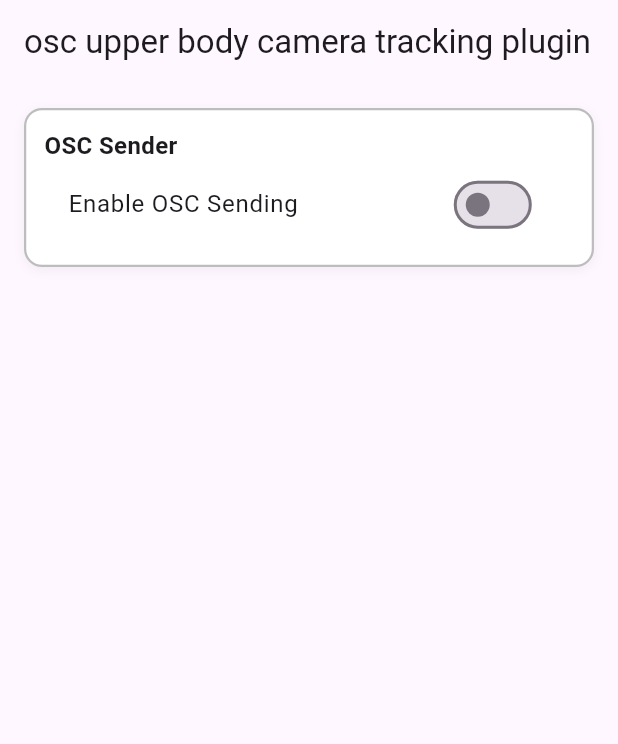
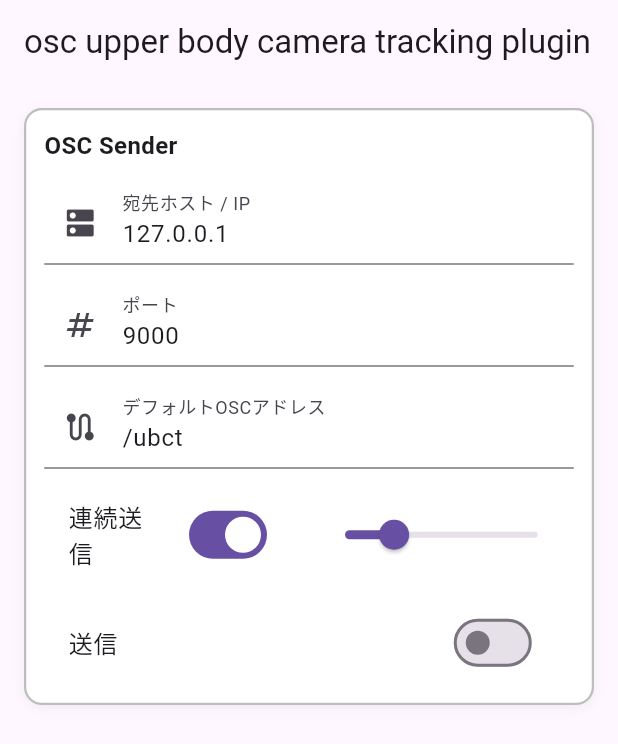
Before and after one commit to FRICK-ELDY/osc_ubct, a Flutter app: the screen it shows after launch, on a phone screen of 412 x 824 dp. Shown: the top 744 px of the screen. Run offline on Flutter 3.47's test engine with Material 3 defaults, Android fonts, the phone set to English and light mode, and no system bars; our stand-ins replace plugin_platform_interface, web.

Commit message:
fix osc sender

```diff
--- a/example/lib/ui/osc_sender_panel/osc_sender_panel.dart
+++ b/example/lib/ui/osc_sender_panel/osc_sender_panel.dart
@@ -1,4 +1,4 @@
-//! summary: テスト用OSC送信パネル（library名方式で state / actions / view を分離）
+//! summary: OSC送信パネル
 //! path: example/lib/ui/osc_sender_panel/osc_sender_panel.dart
 
 library ui.osc_sender_panel;
@@ -12,7 +12,7 @@ part 'osc_sender_panel_state.dart';
 part 'osc_sender_panel_actions.dart';
 part 'osc_sender_panel_view.dart';
 
-/// ネイティブ連携用 MethodChannel（同ライブラリ内で共有）
+// ネイティブ連携用 MethodChannel
 const MethodChannel _osc_ubct = MethodChannel('osc_ubct');
 
 class OscSenderPanel extends StatefulWidget {
--- a/example/lib/ui/osc_sender_panel/osc_sender_panel_state.dart
+++ b/example/lib/ui/osc_sender_panel/osc_sender_panel_state.dart
@@ -1,11 +1,72 @@
-//! summary: 送信ON/OFF状態などの State。本体は mixin に委譲。
+//! summary: State（フォーム＋送信設定管理）
 //! path: example/lib/ui/osc_sender_panel/osc_sender_panel_state.dart
 
 part of ui.osc_sender_panel;
 
 class OscSenderPanelState extends State<OscSenderPanel>
     with OscSenderPanelActions, OscSenderPanelView {
+  final formKey = GlobalKey<FormState>();
+
+  // 状態
   bool isSending = false;
+  bool sendContinuously = true;
+  double rateLimitHz = 60.0;
+
+  // 設定
+  String host = '127.0.0.1';
+  int port = 9000;
+  String defaultAddress = '/ubct';
+
+  // Controller
+  late final TextEditingController hostCtl;
+  late final TextEditingController portCtl;
+  late final TextEditingController addrCtl;
+
+  @override
+  void initState() {
+    super.initState();
+    hostCtl = TextEditingController(text: host);
+    portCtl = TextEditingController(text: port.toString());
+    addrCtl = TextEditingController(text: defaultAddress);
+  }
+
+  @override
+  void dispose() {
+    hostCtl.dispose();
+    portCtl.dispose();
+    addrCtl.dispose();
+    super.dispose();
+  }
+
+  // バリデータ
+  String? validateHost(String? v) {
+    final s = (v ?? '').trim();
+    if (s.isEmpty) return 'ホスト名またはIPを入力してください';
+    return null;
+  }
+
+  String? validatePort(String? v) {
+    final s = (v ?? '').trim();
+    final n = int.tryParse(s);
+    if (n == null || n < 1 || n > 65535) return '1〜65535の範囲で入力してください';
+    return null;
+  }
+
+  String? validateAddress(String? v) {
+    final s = (v ?? '').trim();
+    if (s.isEmpty) return 'OSCアドレスを入力してください';
+    if (!s.startsWith('/')) return '先頭は / から始めてください';
+    return null;
+  }
+
+  void saveFormToState() {
+    if (formKey.currentState?.validate() ?? false) {
+      host = hostCtl.text.trim();
+      port = int.parse(portCtl.text.trim());
+      defaultAddress = addrCtl.text.trim();
+      setState(() {});
+    }
+  }
 
   @override
   Widget build(BuildContext context) => buildOscSenderPanel(context);
--- a/example/lib/ui/osc_sender_panel/osc_sender_panel_view.dart
+++ b/example/lib/ui/osc_sender_panel/osc_sender_panel_view.dart
@@ -1,4 +1,4 @@
-//! summary: UI構築（InfoCard／スイッチのみのシンプルビュー）
+//! summary: UI構築（フォーム＋送信On/Off）
 //! path: example/lib/ui/osc_sender_panel/osc_sender_panel_view.dart
 
 part of ui.osc_sender_panel;
@@ -8,6 +8,9 @@ mixin OscSenderPanelView on State<OscSenderPanel>, _OscSenderAPI {
     final st = this as OscSenderPanelState;
 
     return InfoCard(
+      child: Form(
+        key: st.formKey,
+        onChanged: st.saveFormToState,
         child: Column(
           crossAxisAlignment: CrossAxisAlignment.start,
           children: [
@@ -15,13 +18,83 @@ mixin OscSenderPanelView on State<OscSenderPanel>, _OscSenderAPI {
               "OSC Sender",
               style: TextStyle(fontSize: 16, fontWeight: FontWeight.bold),
             ),
+            const SizedBox(height: 12),
+
+            // 宛先ホスト/IP
+            TextFormField(
+              controller: st.hostCtl,
+              decoration: const InputDecoration(
+                labelText: '宛先ホスト / IP',
+                hintText: '127.0.0.1',
+                prefixIcon: Icon(Icons.dns),
+              ),
+              validator: st.validateHost,
+            ),
+            const SizedBox(height: 12),
+
+            // ポート
+            TextFormField(
+              controller: st.portCtl,
+              decoration: const InputDecoration(
+                labelText: 'ポート',
+                hintText: '9000',
+                prefixIcon: Icon(Icons.numbers),
+              ),
+              keyboardType: TextInputType.number,
+              validator: st.validatePort,
+            ),
+            const SizedBox(height: 12),
+
+            // デフォルトOSCアドレス
+            TextFormField(
+              controller: st.addrCtl,
+              decoration: const InputDecoration(
+                labelText: 'デフォルトOSCアドレス',
+                hintText: '/ubct',
+                prefixIcon: Icon(Icons.route),
+              ),
+              validator: st.validateAddress,
+            ),
+            const SizedBox(height: 12),
+
+            // 連続送信 On/Off ＋ レート
+            Row(
+              children: [
+                Expanded(
+                  child: SwitchListTile(
+                    title: const Text("連続送信"),
+                    value: st.sendContinuously,
+                    onChanged: (v) => toggleContinuous(v),
+                  ),
+                ),
+                Expanded(
+                  child: Opacity(
+                    opacity: st.sendContinuously ? 1 : 0.5,
+                    child: Slider(
+                      value: st.rateLimitHz.clamp(1, 240),
+                      min: 1,
+                      max: 240,
+                      divisions: 239,
+                      label: '${st.rateLimitHz.toStringAsFixed(0)} Hz',
+                      onChanged: st.sendContinuously
+                          ? (v) => changeRate(v)
+                          : null,
+                    ),
+                  ),
+                ),
+              ],
+            ),
+            const SizedBox(height: 12),
+
+            // 送信 On/Off
             SwitchListTile(
-            title: const Text("Enable OSC Sending"),
+              title: const Text("送信"),
               value: st.isSending,
               onChanged: toggleSend,
             ),
           ],
         ),
+      ),
     );
   }
 }
```
Also changed, not shown: example/lib/ui/osc_sender_panel/osc_sender_panel_actions.dart (+37 -8 lines), 2 other files. Lines whose indentation alone changed are shown as unchanged.
